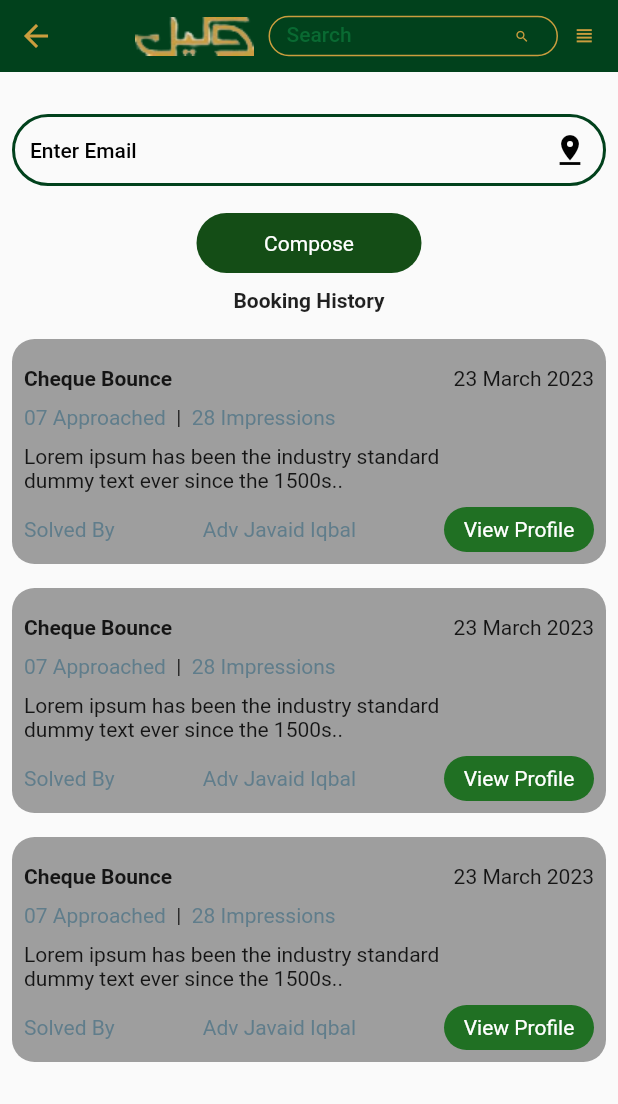
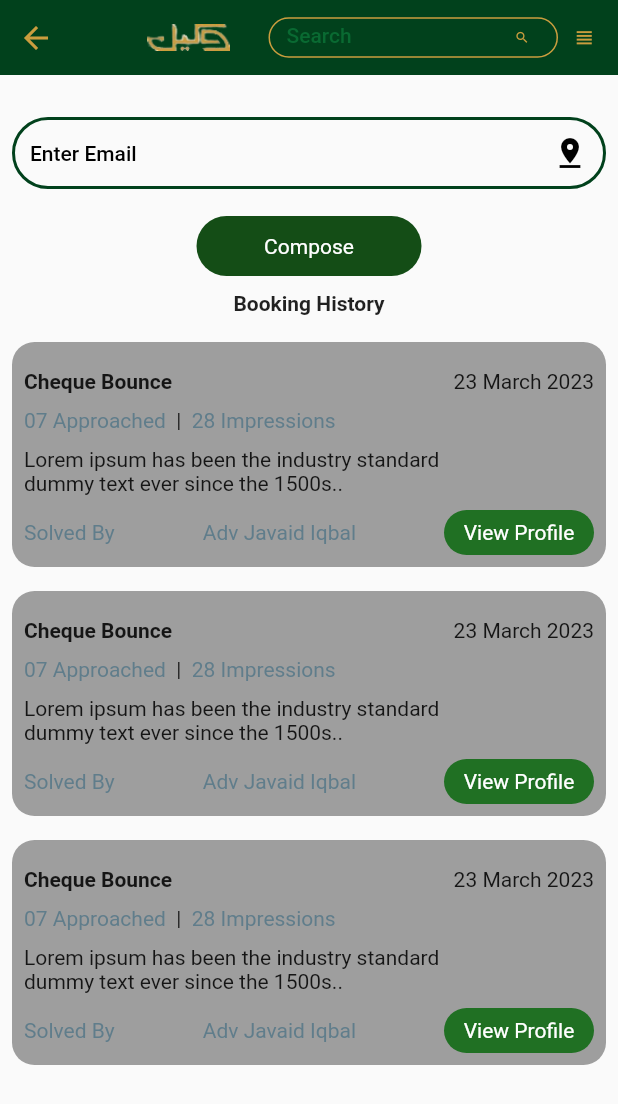
Before and after one commit to Esha-15-17/wakeel_app, a Flutter app: the BookEmergency screen opened directly, on a phone screen of 412 x 824 dp. Shown: the top 1104 px of the screen. Run offline on Flutter 3.47's test engine with Material 2 defaults, Android fonts, the light colour scheme and no system bars; our stand-ins replace carousel_slider, csc_picker, flutter_rating_bar, flutter_secure_storage, group_radio_button, image_picker and 2 more; missing offline and left inert: animated_radio_buttons, molten_navigationbar_flutter; accounts and stored records are empty.

Commit message:
push app bar nav height issue

```diff
--- a/lib/wakeel_app_bar.dart
+++ b/lib/wakeel_app_bar.dart
@@ -8,9 +8,10 @@ class WakeelAppBar extends StatelessWidget {
   bool back = false;
 
   WakeelAppBar({super.key, required this.back});
+
   @override
   Widget build(BuildContext context) {
-    return  Container(
+    return Container(
       width: double.infinity,
       color: const Color(Constants.App_green_color),
       child: Row(
@@ -29,10 +30,15 @@ class WakeelAppBar extends StatelessWidget {
                 ),
           const Spacer(),
           back
-                ? Image.asset('assests/wakeel2_removebg_preview.png')
+              ? Container(
+                  margin: const EdgeInsets.all(16.0),
+                  child: Image.asset('assests/wakeel2_removebg_preview.png'),
+                )
               : const SizedBox(),
           back
-                ? const SizedBox(width: 10,)
+              ? const SizedBox(
+                  width: 10,
+                )
               : const SizedBox(),
           SizedBox(
             height: 27,
@@ -70,6 +76,5 @@ class WakeelAppBar extends StatelessWidget {
         ],
       ),
     );
-
   }
 }
```
Lines whose indentation alone changed are shown as unchanged.
